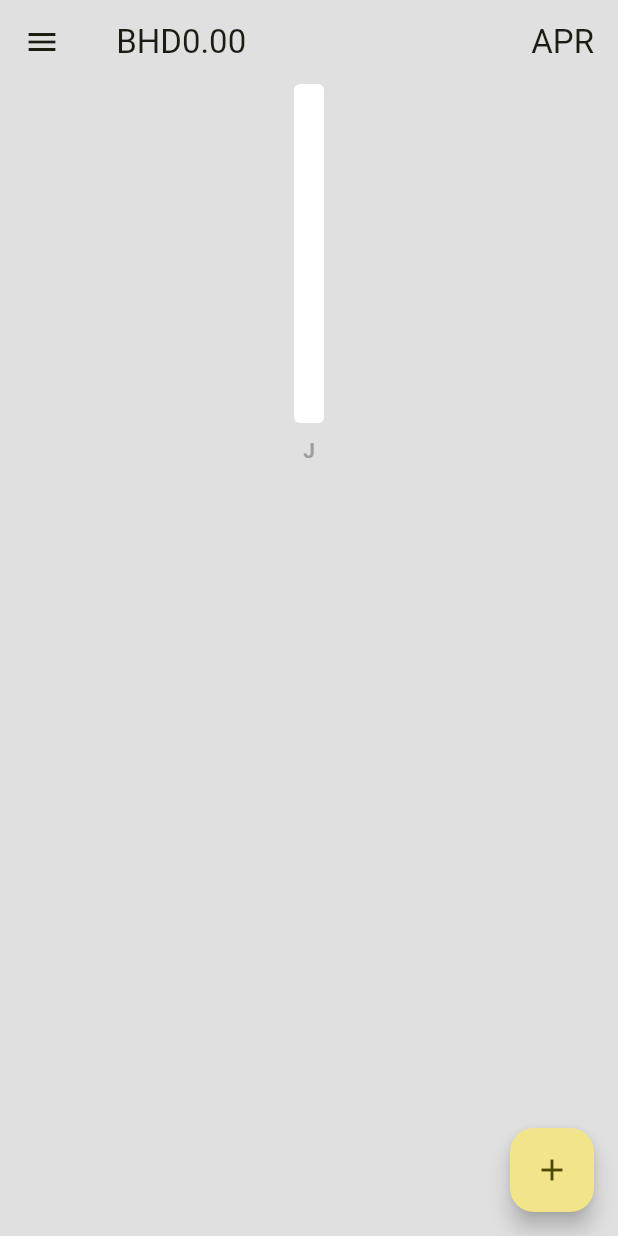
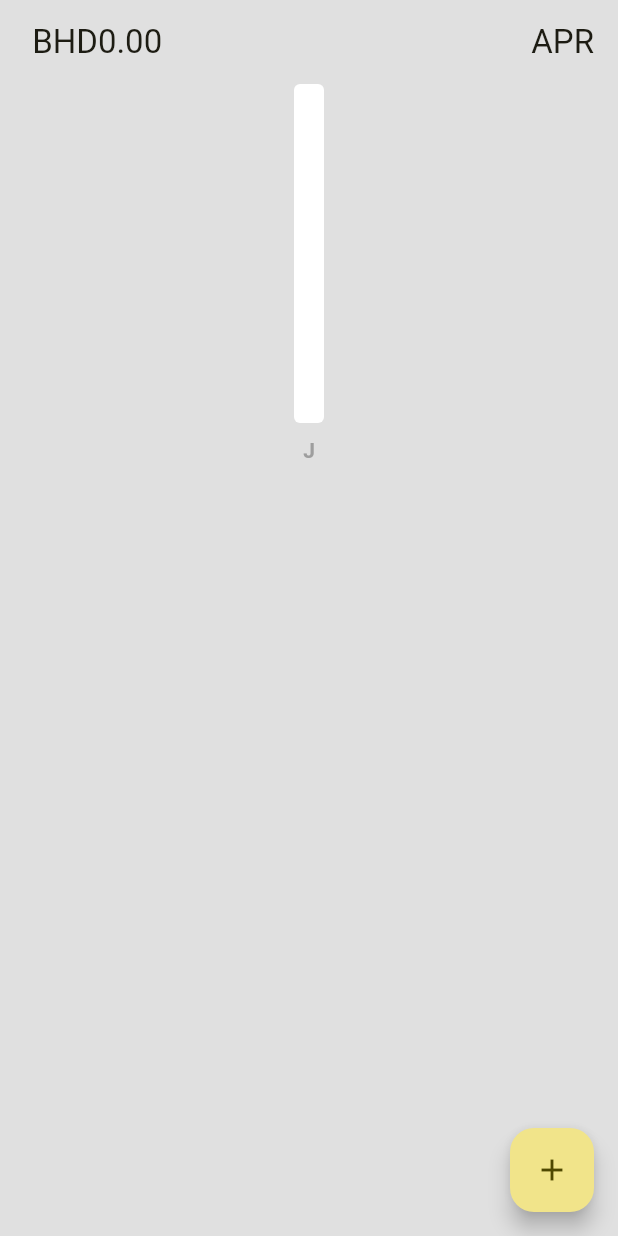
Before and after one commit to angithos/ExpenseTracker, a Flutter app: the screen it shows after launch, on a phone screen of 412 x 824 dp. Run offline on Flutter 3.47's test engine with Material 3 defaults, Android fonts, the phone set to English and light mode, and no system bars; drawn by our look-alikes of fl_chart; our stand-ins replace flutter_slidable, isar; accounts and stored records are empty; generated files the repository leaves out were written again.

Commit message:
removed hamburger

```diff
--- a/lib/pages/home_page.dart
+++ b/lib/pages/home_page.dart
@@ -21,7 +21,7 @@ class _HomePageState extends State<HomePage> {
   TextEditingController nameController = TextEditingController();
   TextEditingController amountController = TextEditingController();
 //scaffold key
-final GlobalKey<ScaffoldState> _scaffoldKey = GlobalKey<ScaffoldState>();
+
   var amountStyle = TextStyle(
     fontSize: 16,
   );
@@ -163,7 +163,7 @@ final GlobalKey<ScaffoldState> _scaffoldKey = GlobalKey<ScaffoldState>();
       }).toList();
       //return UI
       return Scaffold(
-        key: _scaffoldKey,
+
         backgroundColor: Colors.grey.shade300,
         floatingActionButton: FloatingActionButton(
           onPressed: () {
@@ -192,52 +192,10 @@ final GlobalKey<ScaffoldState> _scaffoldKey = GlobalKey<ScaffoldState>();
             },
           ),
         //changes made
-        leading: IconButton(
-              icon: Icon(Icons.menu),
-              onPressed: () {
-                _scaffoldKey.currentState!.openDrawer();
-              },
-            ),
+
         ),
         //list tile drawer
-        drawer: Drawer(
-  child: ListView(
-    padding: EdgeInsets.zero,
-    children: <Widget>[
-      Container(
-        padding: EdgeInsets.only(top: 40,left: 10,right: 10,bottom: 0),
-        height: 80, // Adjust this value as needed
-        decoration: BoxDecoration(
-          color: Colors.grey.shade500,
-        ),
-        child: Text(
-            'Options',
-            style: TextStyle(
-              color: Colors.white,
-              fontSize: 20,
-            ),
-          ),
 
-      ),
-      // ListTile for Home
-      ListTile(
-        title: Text('Home'),
-        onTap: () {
-          Navigator.pop(context); // Close the drawer
-          // Handle Home option action if needed
-        },
-      ),
-      // ListTile for Settings
-      ListTile(
-        title: Text('Settings'),
-        onTap: () {
-          Navigator.pop(context); // Close the drawer
-          // Handle Settings option action if needed
-        },
-      ),
-    ],
-  ),
-),
         body: SafeArea(
           child: Column(
             children: [
```
